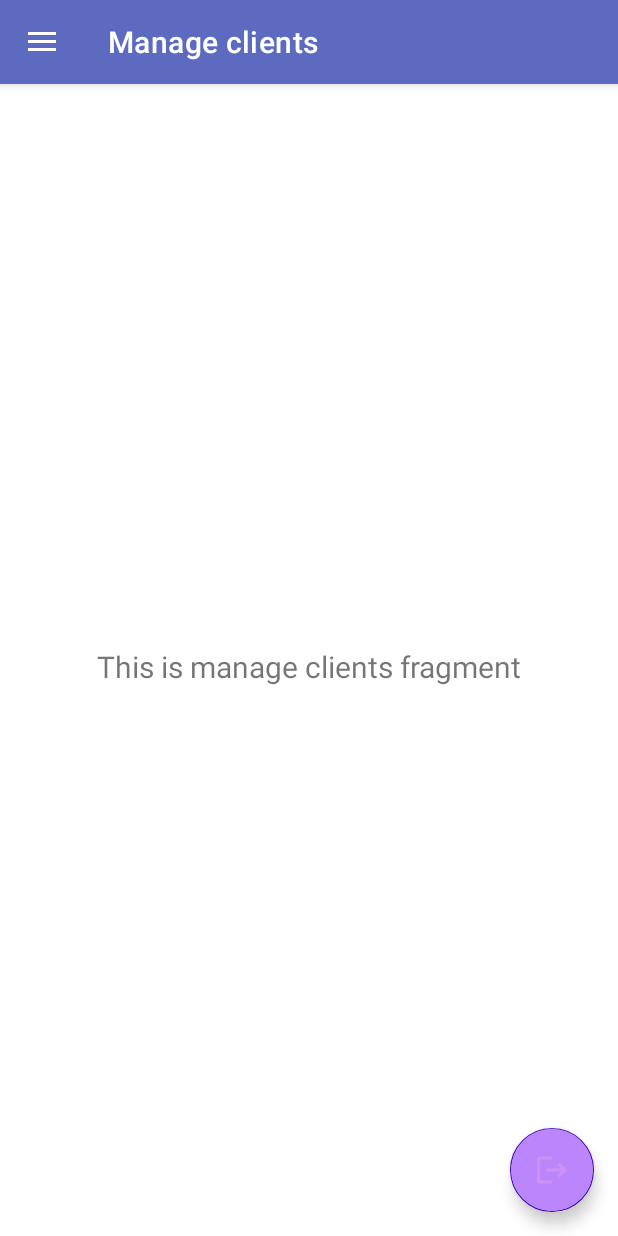
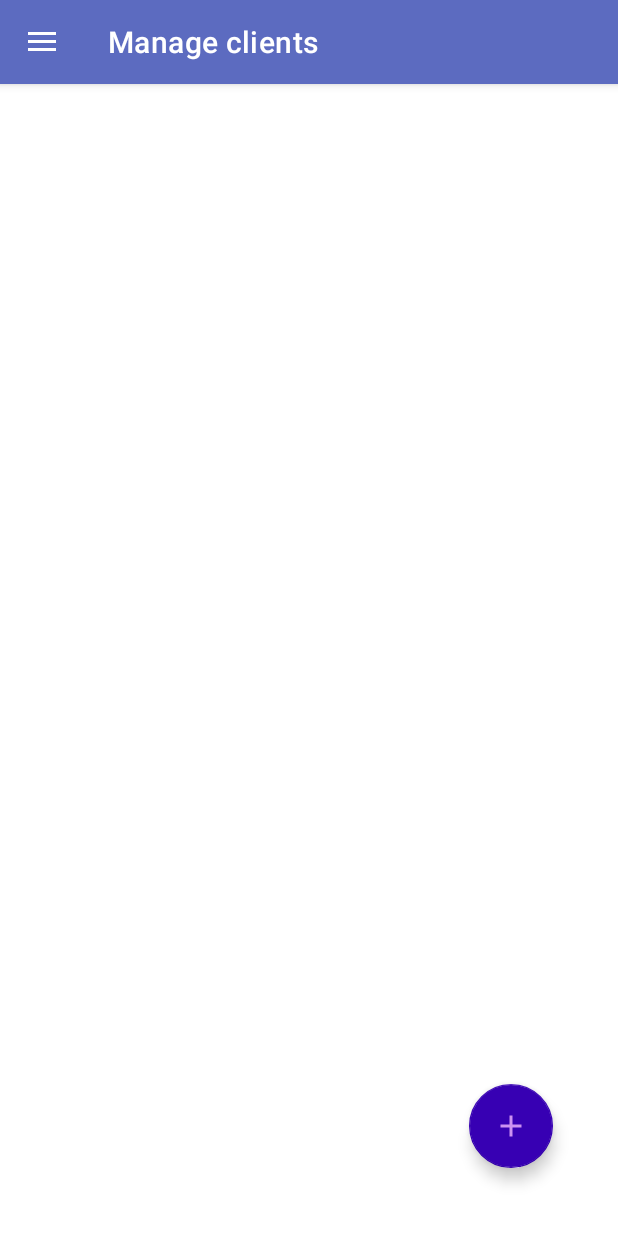
Before and after one commit to Axi20/Project_ShapeShifters, an Android app: the MainActivity screen opened directly, with no data from a screen before it, in the side drawer, after a tap on "Manage clients", on a phone screen of 412 x 824 dp. Run offline under Robolectric (Android 15) with nearby library versions, the phone set to English and light mode, and no system bars; our stand-ins replace navigation-ui.

Commit message:
Create add client fragment and remove logout btn
Create add client FAB and redirect to that fragment

```diff
--- a/app/src/main/java/com/grow/shapeshifters/MainActivity.java
+++ b/app/src/main/java/com/grow/shapeshifters/MainActivity.java
@@ -1,20 +1,16 @@
 package com.grow.shapeshifters;
 
-import android.content.Intent;
 import android.os.Bundle;
-import android.view.Menu;
 import com.google.android.material.navigation.NavigationView;
 import android.content.SharedPreferences;
 import android.view.View;
 import android.widget.TextView;
-
 import androidx.navigation.NavController;
 import androidx.navigation.Navigation;
 import androidx.navigation.ui.AppBarConfiguration;
 import androidx.navigation.ui.NavigationUI;
 import androidx.drawerlayout.widget.DrawerLayout;
 import androidx.appcompat.app.AppCompatActivity;
-
 import com.grow.shapeshifters.databinding.ActivityMainBinding;
 
 public class MainActivity extends AppCompatActivity {
@@ -31,6 +27,7 @@ public class MainActivity extends AppCompatActivity {
 
         setSupportActionBar(binding.appBarMain.toolbar);
 
+        /*
         binding.appBarMain.logoutBtn.setOnClickListener(view -> {
             // Directly use getSharedPreferences to update the login state.
             SharedPreferences sharedPreferences = getSharedPreferences("AppPreferences", MODE_PRIVATE);
@@ -46,39 +43,38 @@ public class MainActivity extends AppCompatActivity {
             // Call finish to ensure this activity is closed.
             finish();
         });
+         */
 
         DrawerLayout drawer = binding.drawerLayout;
         NavigationView navigationView = binding.navView;
 
-        // Retrieve the header view at index 0 (the first header view if there are multiple)
+        // Retrieve the header view at index 0 (the first header view if there are multiple).
         View headerView = navigationView.getHeaderView(0);
-        // Find the TextViews for username and email within the header
+        // Find the TextViews for username and email within the header.
         TextView userNameTextView = headerView.findViewById(R.id.nav_name);
         TextView userEmailTextView = headerView.findViewById(R.id.nav_email);
 
-        // Retrieve the username and email from SharedPreferences
+        // Retrieve the username and email from SharedPreferences.
         String firstname = getFirstname();
         String lastname = getLastname();
         String email = getEmail();
 
-        // Concatenate the firstname and lastname for the full name
+        // Concatenate the firstname and lastname for the full name.
         String fullName = firstname + " " + lastname;
 
-        // Update the TextViews with the retrieved username and email
+        // Update the TextViews with the retrieved username and email.
         userNameTextView.setText(fullName);
         userEmailTextView.setText(email);
 
-        // Passing each menu ID as a set of Ids because each
+        // Passing each menu ID as a set of Ids because each.
         // menu should be considered as top level destinations.
         mAppBarConfiguration = new AppBarConfiguration.Builder(
-                R.id.nav_home, R.id.nav_group_trainings, R.id.nav_personal_trainings, R.id.nav_manage_clients)
+                R.id.nav_home, R.id.nav_group_trainings, R.id.nav_personal_trainings, R.id.nav_manage_clients, R.id.nav_add_clients)
                 .setOpenableLayout(drawer)
                 .build();
         NavController navController = Navigation.findNavController(this, R.id.nav_host_fragment_content_main);
         NavigationUI.setupActionBarWithNavController(this, navController, mAppBarConfiguration);
         NavigationUI.setupWithNavController(navigationView, navController);
-
-
     }
 
     /**
--- a/app/src/main/java/com/grow/shapeshifters/ui/manage_clients/ManageClientsFragment.java
+++ b/app/src/main/java/com/grow/shapeshifters/ui/manage_clients/ManageClientsFragment.java
@@ -4,13 +4,12 @@ import android.os.Bundle;
 import android.view.LayoutInflater;
 import android.view.View;
 import android.view.ViewGroup;
-import android.widget.TextView;
-
 import androidx.annotation.NonNull;
 import androidx.fragment.app.Fragment;
-import androidx.fragment.app.FragmentManager;
 import androidx.lifecycle.ViewModelProvider;
-
+import androidx.navigation.NavController;
+import androidx.navigation.fragment.NavHostFragment;
+import com.grow.shapeshifters.R;
 import com.grow.shapeshifters.databinding.FragmentManageClientsBinding;
 
 public class ManageClientsFragment extends Fragment {
@@ -25,8 +24,17 @@ public class ManageClientsFragment extends Fragment {
         binding = FragmentManageClientsBinding.inflate(inflater, container, false);
         View root = binding.getRoot();
 
+        /*
         final TextView textView = binding.textManageClients;
         manageClientsFragment.getText().observe(getViewLifecycleOwner(), textView::setText);
+         */
+
+        binding.addClientsBtn.setOnClickListener(view -> {
+            NavController navController = NavHostFragment.findNavController(ManageClientsFragment.this);
+            // Use the action ID to navigate
+            navController.navigate(R.id.nav_add_clients);
+        });
+
         return root;
     }
 
--- /dev/null
+++ b/app/src/main/res/drawable/ic_add_client.xml
@@ -0,0 +1,5 @@
+<vector android:height="24dp" android:tint="#000000"
+    android:viewportHeight="24" android:viewportWidth="24"
+    android:width="24dp" xmlns:android="http://schemas.android.com/apk/res/android">
+    <path android:fillColor="@android:color/white" android:pathData="M19,13h-6v6h-2v-6H5v-2h6V5h2v6h6v2z"/>
+</vector>
--- a/app/src/main/res/layout/app_bar_main.xml
+++ b/app/src/main/res/layout/app_bar_main.xml
@@ -22,14 +22,4 @@
 
     <include layout="@layout/content_main" />
 
-    <com.google.android.material.floatingactionbutton.FloatingActionButton
-        android:id="@+id/logout_btn"
-        android:layout_width="wrap_content"
-        android:layout_height="wrap_content"
-        android:layout_gravity="bottom|end"
-        android:layout_marginEnd="@dimen/fab_margin"
-        android:layout_marginBottom="16dp"
-        android:backgroundTint="@color/purple_200"
-        app:srcCompat="@drawable/baseline_logout_24" />
-
 </androidx.coordinatorlayout.widget.CoordinatorLayout>
--- a/app/src/main/res/layout/fragment_manage_clients.xml
+++ b/app/src/main/res/layout/fragment_manage_clients.xml
@@ -6,18 +6,28 @@
     android:layout_height="match_parent"
     tools:context=".ui.manage_clients.ManageClientsFragment">
 
-    <TextView
-        android:id="@+id/text_manage_clients"
-        android:layout_width="match_parent"
-        android:layout_height="wrap_content"
-        android:layout_marginStart="8dp"
-        android:layout_marginTop="8dp"
-        android:layout_marginEnd="8dp"
-        android:textAlignment="center"
-        android:textSize="20sp"
+    <View
+        android:id="@+id/view"
+        android:layout_width="392dp"
+        android:layout_height="719dp"
         app:layout_constraintBottom_toBottomOf="parent"
         app:layout_constraintEnd_toEndOf="parent"
         app:layout_constraintStart_toStartOf="parent"
         app:layout_constraintTop_toTopOf="parent" />
 
+    <com.google.android.material.floatingactionbutton.FloatingActionButton
+        android:id="@+id/add_clients_btn"
+        android:layout_width="wrap_content"
+        android:layout_height="wrap_content"
+        android:clickable="true"
+        android:src="@drawable/ic_add_client"
+        app:layout_constraintBottom_toBottomOf="@+id/view"
+        app:layout_constraintEnd_toEndOf="@+id/view"
+        app:layout_constraintHorizontal_bias="0.901"
+        app:layout_constraintStart_toStartOf="@+id/view"
+        app:layout_constraintTop_toTopOf="@+id/view"
+        app:layout_constraintVertical_bias="0.968"
+        android:focusable="true"
+        android:contentDescription="@string/menu_add_clients" />
+
 </androidx.constraintlayout.widget.ConstraintLayout>
--- a/app/src/main/res/navigation/mobile_navigation.xml
+++ b/app/src/main/res/navigation/mobile_navigation.xml
@@ -28,4 +28,10 @@
         android:name="com.grow.shapeshifters.ui.manage_clients.ManageClientsFragment"
         android:label="@string/menu_manage_clients"
         tools:layout="@layout/fragment_manage_clients" />
+
+    <fragment
+        android:id="@+id/nav_add_clients"
+        android:name="com.grow.shapeshifters.ui.add_clients.AddClientsFragment"
+        android:label="@string/menu_add_clients"
+        tools:layout="@layout/fragment_add_clients" />
 </navigation>
--- a/app/src/main/res/values/strings.xml
+++ b/app/src/main/res/values/strings.xml
@@ -27,6 +27,7 @@
     <string name="menu_group_training">Group trainings</string>
     <string name="menu_personal_trainings">Personal trainings</string>
     <string name="menu_manage_clients">Manage clients</string>
+    <string name="menu_add_clients">Add clients</string>
 
 
 </resources>
```
Also changed, not shown: app/src/main/java/com/grow/shapeshifters/ui/add_clients/AddClientsFragment.java (added, +35 -0 lines), app/src/main/java/com/grow/shapeshifters/ui/add_clients/AddClientsViewModel.java (added, +19 -0 lines), app/src/main/res/layout/fragment_add_clients.xml (added, +22 -0 lines).
